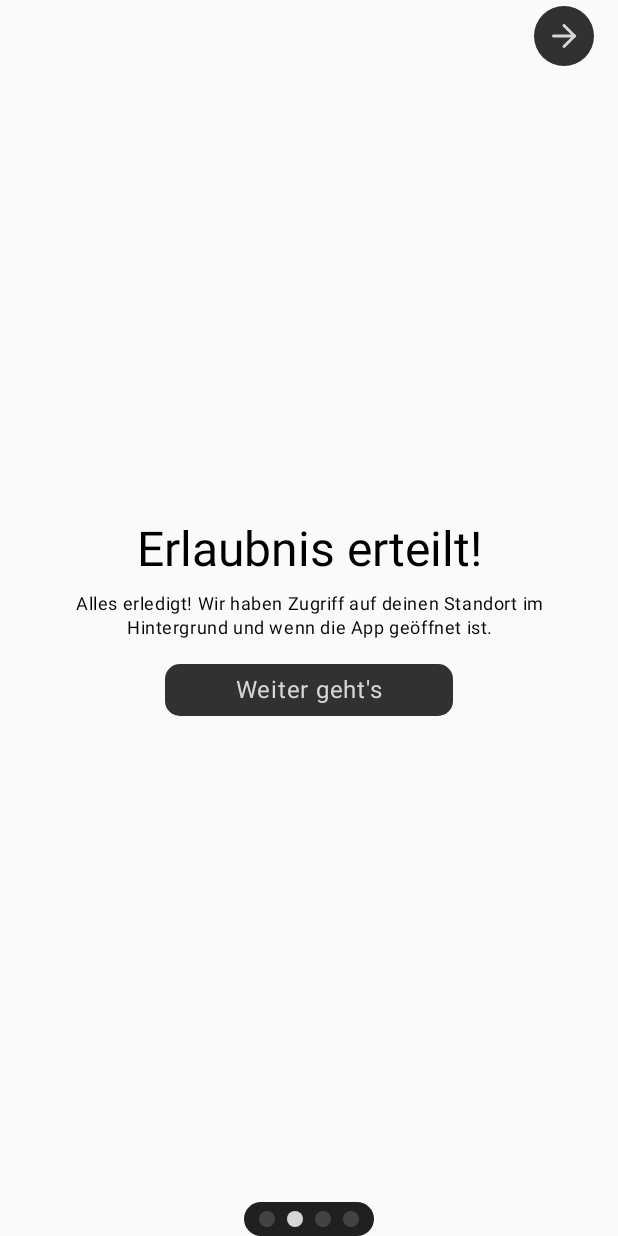
After one commit to Importantus/location-share, an Android app built with Jetpack Compose: the PermissionsScreen screen opened through its navigation route, on a phone screen of 412 x 824 dp. The commit adds this screen. Run offline under Robolectric (Android 15) with nearby library versions, the phone set to English and light mode, and no system bars; our stand-ins replace Dagger/Hilt's generated code.

Commit message:
:construction: Implement first onboarding screens

```diff
--- /dev/null
+++ b/app/src/main/java/digital/fischers/locationshare/ui/LocationShare.kt
@@ -0,0 +1,81 @@
+package digital.fischers.locationshare.ui
+
+import android.Manifest
+import android.content.Intent
+import androidx.compose.foundation.layout.Box
+import androidx.compose.foundation.layout.fillMaxSize
+import androidx.compose.runtime.Composable
+import androidx.compose.runtime.collectAsState
+import androidx.compose.runtime.getValue
+import androidx.compose.ui.Modifier
+import androidx.hilt.navigation.compose.hiltViewModel
+import androidx.navigation.compose.NavHost
+import androidx.navigation.compose.composable
+import androidx.navigation.compose.navigation
+import com.google.accompanist.permissions.ExperimentalPermissionsApi
+import com.google.accompanist.permissions.isGranted
+import com.google.accompanist.permissions.rememberPermissionState
+import digital.fischers.locationshare.ui.onboarding.OnboardingWrapper
+import digital.fischers.locationshare.ui.onboarding.permissions.PermissionsScreen
+import digital.fischers.locationshare.ui.onboarding.server.SetServerScreen
+import digital.fischers.locationshare.ui.onboarding.welcome.WelcomeScreen
+
+@OptIn(ExperimentalPermissionsApi::class)
+@Composable
+fun LocationShareApp(
+    intent: Intent?,
+    appState: LocationShareAppState = rememberLocationShareAppState(),
+    viewModel: MainViewModel = hiltViewModel()
+) {
+    val hasSeenOnboarding by viewModel.hasSeenOnboarding.collectAsState()
+
+    Box(modifier = Modifier.fillMaxSize()) {
+        NavHost(navController = appState.navController, startDestination = hasSeenOnboarding.let {
+            if (it) Screen.Home.route else Screen.Onboarding.route
+        }) {
+            composable(Screen.Home.route) {
+                Map()
+            }
+            navigation(Screen.Welcome.route, Screen.Onboarding.route) {
+                val numberOfSteps = 4
+
+                composable(Screen.Welcome.route) {
+                    WelcomeScreen(onNavigateNext = {
+                        appState.navigateToPermissions()
+                    })
+                }
+                composable(Screen.Permissions.route) {
+                    val rememberBackgroundPermission = rememberPermissionState(
+                        Manifest.permission.ACCESS_BACKGROUND_LOCATION
+                    )
+
+                    OnboardingWrapper(
+                        step = 1,
+                        steps = numberOfSteps,
+                        onNavigateNext = if (rememberBackgroundPermission.status.isGranted) {
+                            { appState.navigateToSetServer() }
+                        } else null
+                    ) {
+                        PermissionsScreen(
+                            onBackNavigation = { appState.navigateToWelcome() },
+                            onNextNavigation = { appState.navigateToSetServer() }
+                        )
+                    }
+                }
+                composable(Screen.SetServer.route) {
+                    OnboardingWrapper(
+                        step = 2,
+                        steps = numberOfSteps,
+                        onNavigateNext = {
+                        }
+                    ) {
+                        SetServerScreen(
+                            onBackNavigation = { appState.navigateToPermissions() },
+                            onNextNavigation = {}
+                        )
+                    }
+                }
+            }
+        }
+    }
+}
--- /dev/null
+++ b/app/src/main/java/digital/fischers/locationshare/ui/LocationShareAppState.kt
@@ -0,0 +1,60 @@
+package digital.fischers.locationshare.ui
+
+import android.content.Context
+import androidx.compose.runtime.Composable
+import androidx.compose.runtime.remember
+import androidx.compose.ui.platform.LocalContext
+import androidx.navigation.NavHostController
+import androidx.navigation.compose.rememberNavController
+
+sealed class Screen(val route: String, val deepLinkPath: String? = null) {
+    data object Home : Screen("home")
+    data object Onboarding : Screen("onboarding")
+    data object Welcome : Screen("welcome")
+    data object Permissions : Screen("permissions")
+    data object SetServer : Screen("setServer")
+}
+
+@Composable
+fun rememberLocationShareAppState(
+    navController: NavHostController = rememberNavController(),
+    context: Context = LocalContext.current
+) = remember(navController, context) {
+    LocationShareAppState(navController, context)
+}
+
+class LocationShareAppState(
+    val navController: NavHostController,
+    private val context: Context
+) {
+    private fun navigateBackstackAware(route: String, screen: Screen) {
+        val previousRoute = navController.previousBackStackEntry?.destination?.route
+        if (previousRoute != screen.route) {
+            navController.navigate(route)
+        } else {
+            navController.popBackStack()
+        }
+    }
+
+    fun navigateHome() {
+        // Clear all backstack entries and navigate to home
+        navController.popBackStack(navController.graph.startDestinationId, false)
+    }
+
+    fun navigateToOnboarding() {
+        navigateBackstackAware(Screen.Onboarding.route, Screen.Onboarding)
+    }
+
+    fun navigateToWelcome() {
+        navigateBackstackAware(Screen.Welcome.route, Screen.Welcome)
+    }
+
+    fun navigateToPermissions() {
+        navigateBackstackAware(Screen.Permissions.route, Screen.Permissions)
+    }
+
+    fun navigateToSetServer() {
+        navigateBackstackAware(Screen.SetServer.route, Screen.SetServer)
+    }
+
+}
--- /dev/null
+++ b/app/src/main/java/digital/fischers/locationshare/ui/MainViewModel.kt
@@ -0,0 +1,28 @@
+package digital.fischers.locationshare.ui
+
+import androidx.lifecycle.ViewModel
+import androidx.lifecycle.viewModelScope
+import dagger.hilt.android.lifecycle.HiltViewModel
+import digital.fischers.locationshare.domain.repositories.LocationRepository
+import digital.fischers.locationshare.domain.repositories.UserRepository
+import kotlinx.coroutines.flow.SharingStarted
+import kotlinx.coroutines.flow.stateIn
+import javax.inject.Inject
+
+@HiltViewModel
+class MainViewModel @Inject constructor(
+    private val locationRepository: LocationRepository,
+    private val userRepository: UserRepository
+) : ViewModel() {
+    val hasSeenOnboarding = userRepository.hasSeenOnboardingStream().stateIn(
+        scope = viewModelScope,
+        started = SharingStarted.WhileSubscribed(5_000L),
+        initialValue = false
+    )
+
+    val isLoggedIn = userRepository.isLoggedInStream().stateIn(
+        scope = viewModelScope,
+        started = SharingStarted.WhileSubscribed(5_000L),
+        initialValue = false
+    )
+}
--- /dev/null
+++ b/app/src/main/java/digital/fischers/locationshare/ui/onboarding/OnboardingWrapper.kt
@@ -0,0 +1,105 @@
+package digital.fischers.locationshare.ui.onboarding
+
+import androidx.compose.foundation.background
+import androidx.compose.foundation.layout.Arrangement
+import androidx.compose.foundation.layout.Box
+import androidx.compose.foundation.layout.Column
+import androidx.compose.foundation.layout.Row
+import androidx.compose.foundation.layout.fillMaxSize
+import androidx.compose.foundation.layout.fillMaxWidth
+import androidx.compose.foundation.layout.padding
+import androidx.compose.foundation.layout.systemBarsPadding
+import androidx.compose.foundation.shape.RoundedCornerShape
+import androidx.compose.material3.Icon
+import androidx.compose.material3.MaterialTheme
+import androidx.compose.runtime.Composable
+import androidx.compose.ui.Alignment
+import androidx.compose.ui.Modifier
+import androidx.compose.ui.draw.clip
+import androidx.compose.ui.draw.rotate
+import androidx.compose.ui.res.painterResource
+import androidx.compose.ui.unit.dp
+import digital.fischers.locationshare.R
+import digital.fischers.locationshare.ui.components.buttons.ButtonRound
+
+@Composable
+fun OnboardingWrapper(
+    step: Int,
+    steps: Int,
+    onNavigateNext: (() -> Unit)? = null,
+    onNavigateBack: (() -> Unit)? = null,
+    screen: @Composable () -> Unit,
+) {
+    Box(
+        modifier = Modifier.fillMaxSize()
+    ) {
+        Column(
+            modifier = Modifier
+                .systemBarsPadding()
+                .fillMaxSize(),
+            verticalArrangement = Arrangement.SpaceBetween
+        ) {
+            Row(
+                modifier = Modifier.padding(vertical = 4.dp, horizontal = 16.dp),
+                verticalAlignment = Alignment.CenterVertically,
+                horizontalArrangement = Arrangement.SpaceBetween
+            ) {
+                Box(
+                    modifier = Modifier.weight(1f),
+                    contentAlignment = Alignment.CenterStart
+                ) {
+                    onNavigateBack?.let {
+                        ButtonRound({
+                            Icon(
+                                painterResource(id = R.drawable.icon_arrow),
+                                tint = MaterialTheme.colorScheme.onSurface,
+                                contentDescription = null
+                            )
+                        }, onClick = onNavigateBack)
+                    }
+                }
+
+                Box(
+                    modifier = Modifier.weight(1f),
+                    contentAlignment = Alignment.CenterEnd
+                ) {
+                    onNavigateNext?.let {
+                        ButtonRound({
+                            Icon(
+                                painterResource(id = R.drawable.icon_arrow),
+                                contentDescription = null,
+                                tint = MaterialTheme.colorScheme.onSurface,
+                                modifier = Modifier.rotate(180F)
+                            )
+                        }, onClick = onNavigateNext)
+                    }
+                }
+            }
+            Box(
+                modifier = Modifier.fillMaxWidth(),
+                contentAlignment = Alignment.Center
+            ) {
+                Row(
+                    modifier = Modifier
+                        .clip(RoundedCornerShape(20.dp))
+                        .background(MaterialTheme.colorScheme.surfaceContainerLowest)
+                        .padding(horizontal = 10.dp, vertical = 6.dp),
+                    horizontalArrangement = Arrangement.spacedBy(8.dp),
+                    verticalAlignment = Alignment.CenterVertically
+                ) {
+                    repeat(steps) {
+                        val color =
+                            if (it == step) MaterialTheme.colorScheme.onSurface else MaterialTheme.colorScheme.surfaceContainerHigh
+                        Box(
+                            modifier = Modifier
+                                .clip(MaterialTheme.shapes.small)
+                                .background(color)
+                                .padding(5.dp)
+                        )
+                    }
+                }
+            }
+        }
+        screen()
+    }
+}
--- /dev/null
+++ b/app/src/main/java/digital/fischers/locationshare/ui/onboarding/permissions/PermissionsScreen.kt
@@ -0,0 +1,118 @@
+package digital.fischers.locationshare.ui.onboarding.permissions
+
+import androidx.compose.foundation.layout.Arrangement
+import androidx.compose.foundation.layout.Column
+import androidx.compose.foundation.layout.fillMaxSize
+import androidx.compose.foundation.layout.padding
+import androidx.compose.foundation.layout.widthIn
+import androidx.compose.material3.MaterialTheme
+import androidx.compose.material3.Text
+import androidx.compose.runtime.Composable
+import androidx.compose.runtime.rememberCoroutineScope
+import androidx.compose.ui.Alignment
+import androidx.compose.ui.Modifier
+import androidx.compose.ui.text.style.TextAlign
+import androidx.compose.ui.unit.dp
+import com.google.accompanist.permissions.ExperimentalPermissionsApi
+import com.google.accompanist.permissions.PermissionState
+import com.google.accompanist.permissions.isGranted
+import com.google.accompanist.permissions.rememberPermissionState
+import digital.fischers.locationshare.ui.components.buttons.ButtonRectangle
+import digital.fischers.locationshare.ui.components.screens.BaseScreen
+import kotlinx.coroutines.launch
+
+@OptIn(ExperimentalPermissionsApi::class)
+@Composable
+fun PermissionsScreen(
+    onBackNavigation: () -> Unit,
+    onNextNavigation: () -> Unit
+) {
+
+    val accessFineLocationPermission = rememberPermissionState(
+        android.Manifest.permission.ACCESS_FINE_LOCATION
+    )
+    val accessCoarseLocationPermission = rememberPermissionState(
+        android.Manifest.permission.ACCESS_COARSE_LOCATION
+    )
+    val accessBackgroundLocationPermission = rememberPermissionState(
+        android.Manifest.permission.ACCESS_BACKGROUND_LOCATION
+    )
+
+    val highestPermissionState: PermissionState? =
+        if (accessBackgroundLocationPermission.status.isGranted) {
+            accessBackgroundLocationPermission
+        } else if (accessFineLocationPermission.status.isGranted) {
+            accessFineLocationPermission
+        } else if (accessCoarseLocationPermission.status.isGranted) {
+            accessCoarseLocationPermission
+        } else {
+            null
+        }
+
+    val descriptionText = when (highestPermissionState?.permission) {
+        android.Manifest.permission.ACCESS_FINE_LOCATION, android.Manifest.permission.ACCESS_COARSE_LOCATION -> "Super! Wir haben Zugriff auf deinen Standort, wenn die App geöffnet ist. Aber um deinen Standort auch im Hintergrund erfassen und teilen zu können, benötigen wir auch die Berechtigung, deinen Standort im Hintergrund zu ermitteln."
+        android.Manifest.permission.ACCESS_BACKGROUND_LOCATION -> "Alles erledigt! Wir haben Zugriff auf deinen Standort im Hintergrund und wenn die App geöffnet ist."
+        else -> "Wir brauchen die Berechtigung, deinen genauen Standort zu ermitteln, wenn die App geöffnet ist. Dieser Standort wird nur verwendet, um ihn auf der Karte anzuzeigen."
+    }
+
+    val coroutineScope = rememberCoroutineScope()
+
+    BaseScreen {
+        Column(
+            modifier = Modifier.fillMaxSize(),
+            verticalArrangement = Arrangement.Center,
+            horizontalAlignment = Alignment.CenterHorizontally
+        ) {
+            Text(
+                text = when (highestPermissionState?.permission) {
+                    android.Manifest.permission.ACCESS_FINE_LOCATION, android.Manifest.permission.ACCESS_COARSE_LOCATION -> "Wir brauchen deine Erlaubnis!"
+                    android.Manifest.permission.ACCESS_BACKGROUND_LOCATION -> "Erlaubnis erteilt!"
+                    else -> "Wir brauchen deine Erlaubnis!"
+                },
+                style = MaterialTheme.typography.headlineLarge,
+                textAlign = TextAlign.Center,
+                modifier = Modifier
+                    .widthIn(min = 48.dp, max = 330.dp)
+            )
+            Text(
+                text = descriptionText,
+                modifier = Modifier
+                    .widthIn(min = 48.dp, max = 330.dp)
+                    .padding(top = 8.dp, bottom = 16.dp),
+                style = MaterialTheme.typography.bodySmall,
+                textAlign = TextAlign.Center
+            )
+            when (highestPermissionState?.permission) {
+                android.Manifest.permission.ACCESS_BACKGROUND_LOCATION -> {
+                    ButtonRectangle(
+                        "Weiter geht's",
+                        onClick = onNextNavigation
+                    )
+                }
+
+                android.Manifest.permission.ACCESS_FINE_LOCATION, android.Manifest.permission.ACCESS_COARSE_LOCATION -> {
+                    ButtonRectangle(
+                        "Hintergrund Zugriff erlauben",
+                        onClick = {
+                            coroutineScope.launch {
+                                accessBackgroundLocationPermission.launchPermissionRequest()
+                            }
+                        }
+                    )
+                }
+
+                else -> {
+                    ButtonRectangle(
+                        "Standortzugriff erlauben",
+                        onClick = {
+                            coroutineScope.launch {
+                                accessFineLocationPermission.launchPermissionRequest()
+                            }
+                        }
+                    )
+                }
+            }
+
+        }
+    }
+}
--- /dev/null
+++ b/app/src/main/java/digital/fischers/locationshare/ui/onboarding/welcome/WelcomeScreen.kt
@@ -0,0 +1,112 @@
+package digital.fischers.locationshare.ui.onboarding.welcome
+
+import androidx.compose.animation.core.EaseInOut
+import androidx.compose.animation.core.EaseOut
+import androidx.compose.animation.core.animateFloatAsState
+import androidx.compose.animation.core.tween
+import androidx.compose.foundation.background
+import androidx.compose.foundation.layout.Arrangement
+import androidx.compose.foundation.layout.Box
+import androidx.compose.foundation.layout.Column
+import androidx.compose.foundation.layout.fillMaxSize
+import androidx.compose.foundation.layout.padding
+import androidx.compose.foundation.layout.widthIn
+import androidx.compose.material3.MaterialTheme
+import androidx.compose.material3.Text
+import androidx.compose.runtime.Composable
+import androidx.compose.runtime.LaunchedEffect
+import androidx.compose.runtime.getValue
+import androidx.compose.runtime.mutableStateOf
+import androidx.compose.runtime.remember
+import androidx.compose.runtime.setValue
+import androidx.compose.ui.Alignment
+import androidx.compose.ui.Modifier
+import androidx.compose.ui.draw.alpha
+import androidx.compose.ui.text.style.TextAlign
+import androidx.compose.ui.unit.dp
+import digital.fischers.locationshare.ui.components.buttons.ButtonRectangle
+import digital.fischers.locationshare.ui.components.screens.BaseScreen
+import kotlinx.coroutines.delay
+
+@Composable
+fun WelcomeScreen(
+    onNavigateNext: () -> Unit,
+) {
+    var text1Visible by remember { mutableStateOf(false) }
+    var text2Visible by remember { mutableStateOf(false) }
+    var backgroundVisible by remember { mutableStateOf(true) }
+    var buttonVisible by remember { mutableStateOf(false) }
+
+    val alphaText1 by animateFloatAsState(
+        targetValue = if (text1Visible) 1f else 0f,
+        animationSpec = tween(durationMillis = 2000, easing = EaseOut),
+        label = "" // Dauer des Einblendens
+    )
+
+    val alphaText2 by animateFloatAsState(
+        targetValue = if (text2Visible) 1f else 0f,
+        animationSpec = tween(durationMillis = 2000, easing = EaseInOut),
+        label = "" // Dauer des Einblendens
+    )
+
+    val alphaBackground by animateFloatAsState(
+        targetValue = if (backgroundVisible) 1f else 0f,
+        animationSpec = tween(durationMillis = 2000, easing = EaseInOut),
+        label = "" // Dauer des Einblendens
+    )
+
+    val alphaButton by animateFloatAsState(
+        targetValue = if (buttonVisible) 1f else 0f,
+        animationSpec = tween(durationMillis = 2000, easing = EaseInOut),
+        label = "" // Dauer des Einblendens
+    )
+
+    LaunchedEffect(Unit) {
+        text1Visible = true // Text 1 sofort einblenden
+        delay(1000.toLong()) // Verzögerung für Text 2
+        text2Visible = true // Text 2 einblenden
+        delay(2000.toLong()) // Verzögerung für den nächsten Bildschirm
+        backgroundVisible = false
+        buttonVisible = true
+    }
+
+    if (alphaBackground != 0f) {
+        Box(
+            modifier = Modifier
+                .fillMaxSize()
+                .background(MaterialTheme.colorScheme.background.copy(alphaBackground))
+        )
+    }
+    BaseScreen(isLoading = false) {
+        Column(
+            modifier = Modifier.fillMaxSize(),
+            verticalArrangement = Arrangement.Center,
+            horizontalAlignment = Alignment.CenterHorizontally
+        ) {
+            Text(
+                text = "Willkommen!",
+                style = MaterialTheme.typography.headlineLarge,
+                modifier = Modifier.alpha(alphaText1)
+            )
+            Text(
+                text = "Schön, dass du da bist! Hier kannst du deinen Standort mit deinen Freunden teilen (nicht Sundar Pichai).",
+                modifier = Modifier
+                    .widthIn(min = 48.dp, max = 330.dp)
+                    .padding(top = 8.dp)
+                    .alpha(alphaText2),
+                style = MaterialTheme.typography.bodySmall,
+                textAlign = TextAlign.Center
+            )
+            Box(
+                Modifier
+                    .alpha(alphaButton)
+                    .padding(top = 16.dp)
+            ) {
+                ButtonRectangle(
+                    "Los geht's",
+                    onClick = onNavigateNext
+                )
+            }
+        }
+    }
+}
```
Also changed, not shown: app/src/main/java/digital/fischers/locationshare/MainActivity.kt (+4 -53 lines), app/src/main/java/digital/fischers/locationshare/ui/onboarding/server/SetServerScreen.kt (added, +60 -0 lines), app/src/main/java/digital/fischers/locationshare/ui/onboarding/server/SetServerViewModel.kt (added, +26 -0 lines).
